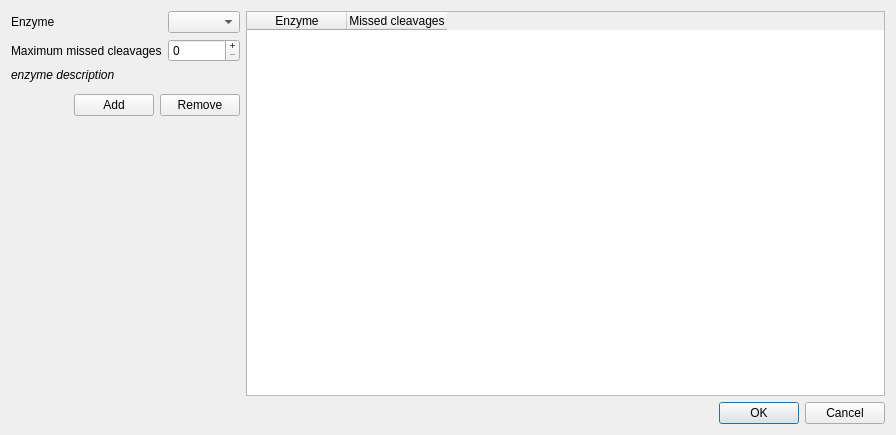
This is ui/digestiondialog.ui in jenche/ProteinDigester as Qt 5 draws it before an edit. The edited form follows.
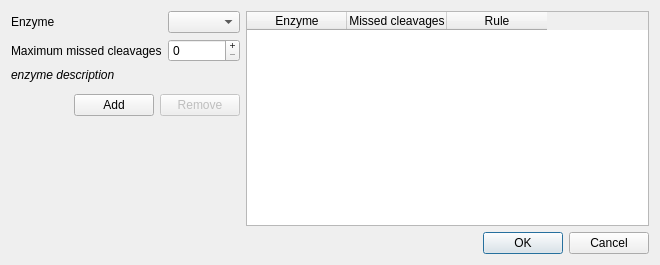
This is the edited form.

Commit message: - Improved manage digestion dialog.

The edit to the form file:
```diff
--- a/ui/digestiondialog.ui
+++ b/ui/digestiondialog.ui
@@ -6,8 +6,8 @@
    <rect>
     <x>0</x>
     <y>0</y>
-    <width>896</width>
-    <height>435</height>
+    <width>660</width>
+    <height>265</height>
    </rect>
   </property>
   <property name="sizePolicy">
@@ -132,6 +132,9 @@
          </item>
          <item>
           <widget class="QPushButton" name="removePushButton">
+           <property name="enabled">
+            <bool>false</bool>
+           </property>
            <property name="text">
             <string>Remove</string>
            </property>
@@ -157,17 +160,26 @@
      <item>
       <widget class="QTableWidget" name="digestionSettingsTableWidget">
        <property name="sizePolicy">
-        <sizepolicy hsizetype="Preferred" vsizetype="Expanding">
+        <sizepolicy hsizetype="MinimumExpanding" vsizetype="Expanding">
          <horstretch>0</horstretch>
          <verstretch>0</verstretch>
         </sizepolicy>
        </property>
+       <property name="horizontalScrollBarPolicy">
+        <enum>Qt::ScrollBarAlwaysOff</enum>
+       </property>
        <property name="sizeAdjustPolicy">
-        <enum>QAbstractScrollArea::AdjustToContentsOnFirstShow</enum>
+        <enum>QAbstractScrollArea::AdjustToContents</enum>
        </property>
        <property name="autoScroll">
         <bool>false</bool>
        </property>
+       <property name="editTriggers">
+        <set>QAbstractItemView::NoEditTriggers</set>
+       </property>
+       <property name="alternatingRowColors">
+        <bool>true</bool>
+       </property>
        <property name="selectionMode">
         <enum>QAbstractItemView::SingleSelection</enum>
        </property>
@@ -183,6 +195,9 @@
        <property name="showGrid">
         <bool>false</bool>
        </property>
+       <property name="sortingEnabled">
+        <bool>true</bool>
+       </property>
        <property name="wordWrap">
         <bool>false</bool>
        </property>
@@ -205,6 +220,11 @@
          <string>Missed cleavages</string>
         </property>
        </column>
+       <column>
+        <property name="text">
+         <string>Rule</string>
+        </property>
+       </column>
       </widget>
      </item>
     </layout>
```
Left out of the diff: 3 changed lines with no effect on the pictures. The commit also changes 2 other files.
